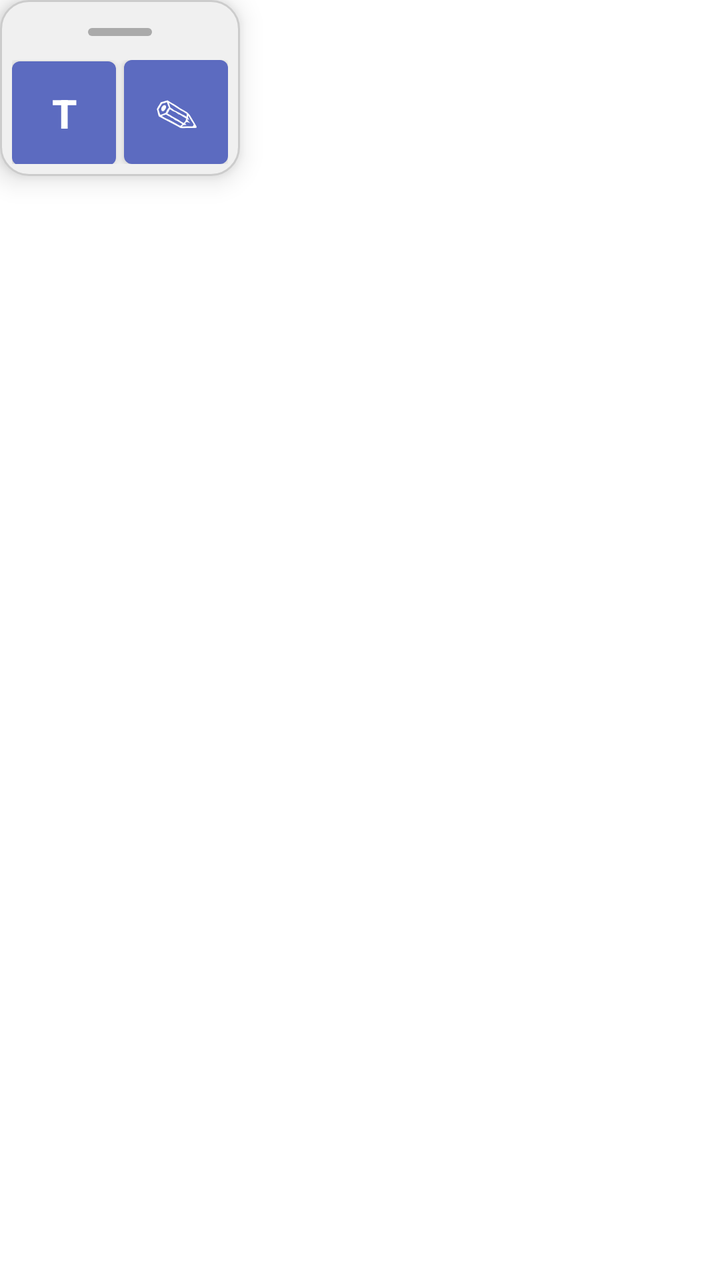
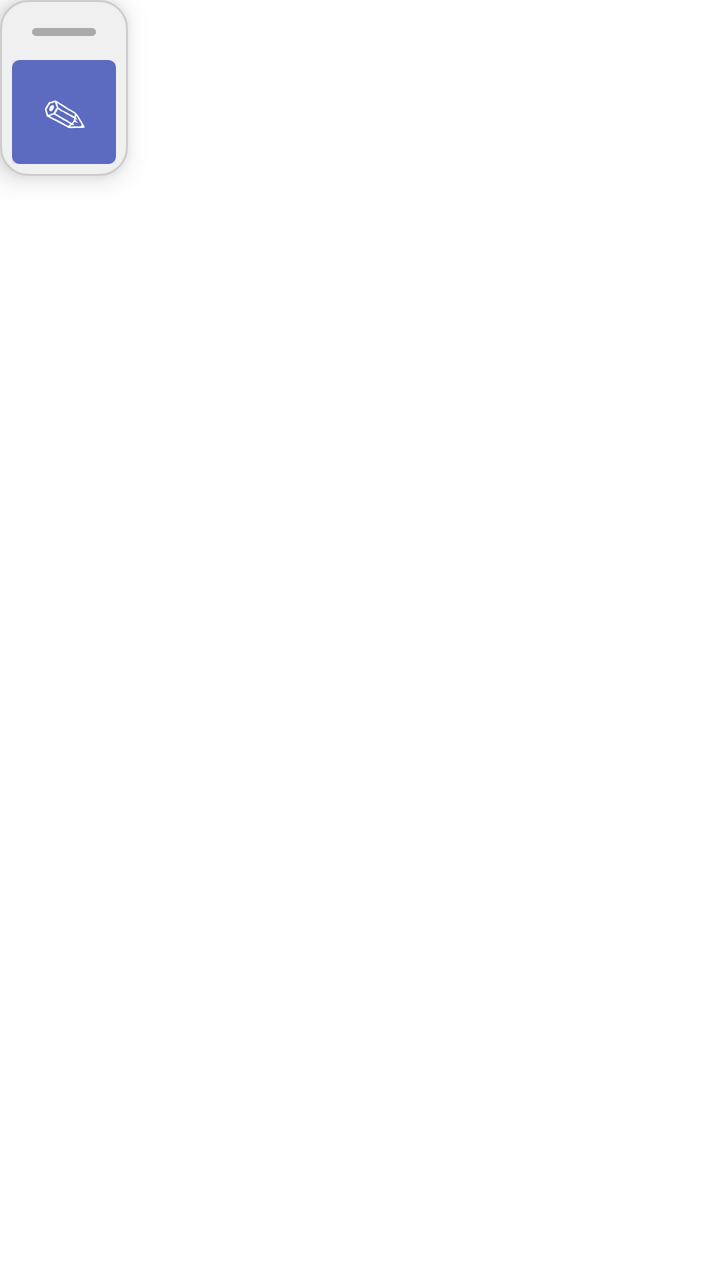

Screens rendered from an Android XML layout before and after an edit, with the pre-edit source and the edit as a unified diff.
<!-- AndroidManifest.xml: application theme Theme.FloatingInput -->
<!-- res/layout/floating_widget.xml -->
<?xml version="1.0" encoding="utf-8"?>
<FrameLayout xmlns:android="http://schemas.android.com/apk/res/android"
    android:layout_width="wrap_content"
    android:layout_height="wrap_content">

    
    <LinearLayout
        android:id="@+id/expandedContent"
        android:layout_width="wrap_content"
        android:layout_height="wrap_content"
        android:orientation="vertical"
        android:background="@drawable/widget_background"
        android:padding="6dp"
        android:elevation="8dp">

        
        <View
            android:id="@+id/dragHandle"
            android:layout_width="match_parent"
            android:layout_height="20dp"
            android:layout_marginBottom="4dp"
            android:background="@drawable/drag_handle" />

        <LinearLayout
            android:layout_width="wrap_content"
            android:layout_height="wrap_content"
            android:orientation="horizontal">

            <Button
                android:id="@+id/btnPaste"
                android:layout_width="52dp"
                android:layout_height="52dp"
                android:text="T"
                android:textSize="20sp"
                android:textStyle="bold"
                android:padding="0dp"
                android:insetTop="0dp"
                android:insetBottom="0dp" />

            <View
                android:layout_width="4dp"
                android:layout_height="0dp" />

            <Button
                android:id="@+id/btnEdit"
                android:layout_width="52dp"
                android:layout_height="52dp"
                android:text="✎"
                android:textSize="22sp"
                android:padding="0dp"
                android:insetTop="0dp"
                android:insetBottom="0dp" />

        </LinearLayout>

    </LinearLayout>

    
    <TextView
        android:id="@+id/miniButton"
        android:layout_width="32dp"
        android:layout_height="32dp"
        android:gravity="center"
        android:text="T"
        android:textSize="14sp"
        android:textColor="#FFFFFF"
        android:textStyle="bold"
        android:background="@drawable/mini_button_bg"
        android:elevation="8dp"
        android:visibility="gone" />

</FrameLayout>
<!-- resources referenced by this layout -->
<resources>
  <!-- drawable drag_handle (drawable) -->
  <?xml version="1.0" encoding="utf-8"?>
  <layer-list xmlns:android="http://schemas.android.com/apk/res/android">
      <item>
          <shape android:shape="rectangle">
              <solid android:color="#00000000" />
          </shape>
      </item>
      <item
          android:gravity="center"
          android:width="32dp"
          android:height="4dp">
          <shape android:shape="rectangle">
              <solid android:color="#AAAAAA" />
              <corners android:radius="2dp" />
          </shape>
      </item>
  </layer-list>
  <!-- drawable mini_button_bg (drawable) -->
  <?xml version="1.0" encoding="utf-8"?>
  <shape xmlns:android="http://schemas.android.com/apk/res/android"
      android:shape="oval">
      <solid android:color="#607D8B" />
      <stroke android:width="1dp" android:color="#455A64" />
  </shape>
  <!-- drawable widget_background (drawable) -->
  <?xml version="1.0" encoding="utf-8"?>
  <shape xmlns:android="http://schemas.android.com/apk/res/android"
      android:shape="rectangle">
      <solid android:color="#F0F0F0" />
      <corners android:radius="14dp" />
      <stroke android:width="1dp" android:color="#CCCCCC" />
  </shape>
  <style name="Theme.FloatingInput" parent="Theme.MaterialComponents.Light.NoActionBar">
          <item name="colorPrimary">#5C6BC0</item>
          <item name="colorPrimaryVariant">#3949AB</item>
          <item name="colorOnPrimary">#FFFFFF</item>
          <item name="colorSecondary">#26A69A</item>
      </style>
</resources>

<!-- the commit's change to res/layout/floating_widget.xml (unified diff, before → after) -->
@@ -27,21 +27,6 @@
             android:orientation="horizontal">
 
             <Button
-                android:id="@+id/btnPaste"
-                android:layout_width="52dp"
-                android:layout_height="52dp"
-                android:text="T"
-                android:textSize="20sp"
-                android:textStyle="bold"
-                android:padding="0dp"
-                android:insetTop="0dp"
-                android:insetBottom="0dp" />
-
-            <View
-                android:layout_width="4dp"
-                android:layout_height="0dp" />
-
-            <Button
                 android:id="@+id/btnEdit"
                 android:layout_width="52dp"
                 android:layout_height="52dp"
@@ -61,8 +46,8 @@
         android:layout_width="32dp"
         android:layout_height="32dp"
         android:gravity="center"
-        android:text="T"
-        android:textSize="14sp"
+        android:text="✎"
+        android:textSize="18sp"
         android:textColor="#FFFFFF"
         android:textStyle="bold"
         android:background="@drawable/mini_button_bg"
